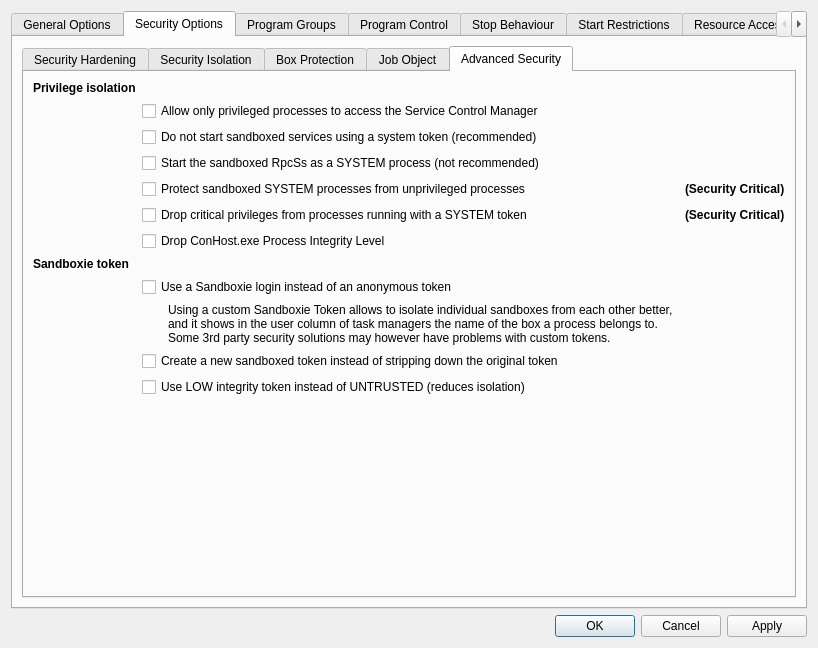
sandboxie-plus/Sandboxie, file SandboxiePlus/SandMan/Forms/OptionsWindow.ui: the form before one commit.
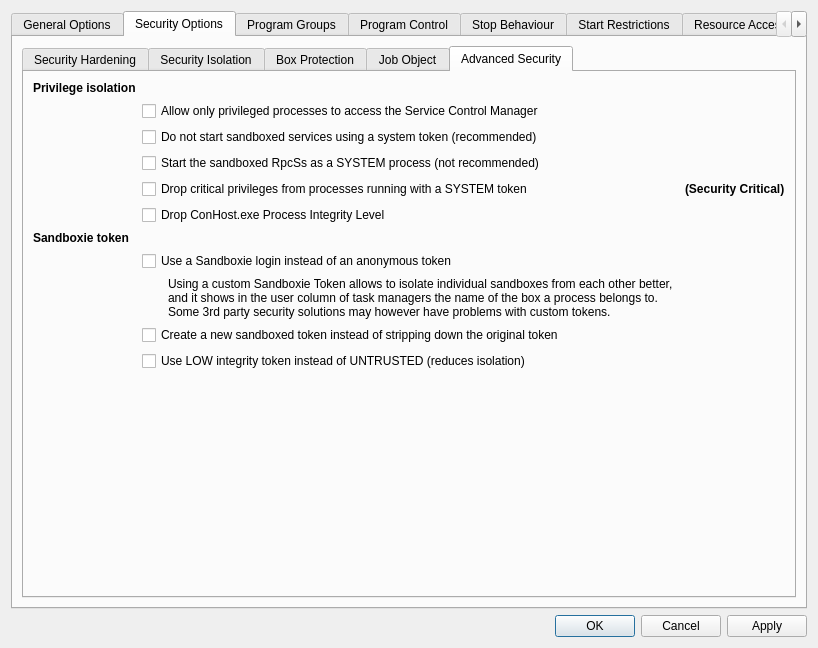
The form after the commit. The open tabs and pages were chosen to show the change.

What changed in the file:
```diff
--- a/SandboxiePlus/SandMan/Forms/OptionsWindow.ui
+++ b/SandboxiePlus/SandMan/Forms/OptionsWindow.ui
@@ -2043,14 +2043,97 @@
             <layout class="QGridLayout" name="gridLayout_26">
              <item row="0" column="1">
               <layout class="QGridLayout" name="gridLayout_2">
-               <item row="3" column="1" colspan="3">
-                <widget class="QCheckBox" name="chkElevateRpcss">
+               <item row="4" column="4">
+                <widget class="QLabel" name="label_64">
+                 <property name="font">
+                  <font>
+                   <bold>true</bold>
+                   <kerning>true</kerning>
+                  </font>
+                 </property>
                  <property name="text">
-                  <string>Start the sandboxed RpcSs as a SYSTEM process (not recommended)</string>
+                  <string>(Security Critical)</string>
                  </property>
                 </widget>
                </item>
-               <item row="12" column="1">
+               <item row="6" column="0" colspan="2">
+                <widget class="QLabel" name="lblToken">
+                 <property name="font">
+                  <font>
+                   <bold>true</bold>
+                   <kerning>true</kerning>
+                  </font>
+                 </property>
+                 <property name="toolTip">
+                  <string>Protect the sandbox integrity itself</string>
+                 </property>
+                 <property name="text">
+                  <string>Sandboxie token</string>
+                 </property>
+                </widget>
+               </item>
+               <item row="5" column="1" colspan="2">
+                <widget class="QCheckBox" name="chkDropConHostIntegrity">
+                 <property name="text">
+                  <string>Drop ConHost.exe Process Integrity Level</string>
+                 </property>
+                </widget>
+               </item>
+               <item row="4" column="1" colspan="3">
+                <widget class="QCheckBox" name="chkDropPrivileges">
+                 <property name="text">
+                  <string>Drop critical privileges from processes running with a SYSTEM token</string>
+                 </property>
+                </widget>
+               </item>
+               <item row="0" column="0">
+                <widget class="QLabel" name="lblPrivilege">
+                 <property name="font">
+                  <font>
+                   <bold>true</bold>
+                   <kerning>true</kerning>
+                  </font>
+                 </property>
+                 <property name="toolTip">
+                  <string>Protect the sandbox integrity itself</string>
+                 </property>
+                 <property name="text">
+                  <string>Privilege isolation</string>
+                 </property>
+                </widget>
+               </item>
+               <item row="2" column="1" colspan="3">
+                <widget class="QCheckBox" name="chkRestrictServices">
+                 <property name="text">
+                  <string>Do not start sandboxed services using a system token (recommended)</string>
+                 </property>
+                </widget>
+               </item>
+               <item row="12" column="2">
+                <spacer name="horizontalSpacer_13">
+                 <property name="orientation">
+                  <enum>Qt::Orientation::Horizontal</enum>
+                 </property>
+                 <property name="sizeHint" stdset="0">
+                  <size>
+                   <width>40</width>
+                   <height>20</height>
+                  </size>
+                 </property>
+                </spacer>
+               </item>
+               <item row="10" column="1" colspan="4">
+                <widget class="QCheckBox" name="chkNotUntrusted">
+                 <property name="toolTip">
+                  <string>By default, Sandboxie runs processes with an UNTRUSTED integrity token for maximum isolation.
+Enabling this option uses a LOW integrity token instead, which may improve compatibility but reduces sandbox isolation and security.</string>
+                 </property>
+                 <property name="text">
+                  <string>Use LOW integrity token instead of UNTRUSTED (reduces isolation)</string>
+                 </property>
+                </widget>
+               </item>
+               <item row="11" column="1">
                 <spacer name="verticalSpacer">
                  <property name="orientation">
                   <enum>Qt::Orientation::Vertical</enum>
@@ -2063,6 +2146,13 @@
                  </property>
                 </spacer>
                </item>
+               <item row="3" column="1" colspan="3">
+                <widget class="QCheckBox" name="chkElevateRpcss">
+                 <property name="text">
+                  <string>Start the sandboxed RpcSs as a SYSTEM process (not recommended)</string>
+                 </property>
+                </widget>
+               </item>
                <item row="1" column="1" colspan="3">
                 <widget class="QCheckBox" name="chkProtectSCM">
                  <property name="text">
@@ -2070,7 +2160,14 @@
                  </property>
                 </widget>
                </item>
-               <item row="9" column="2" colspan="2">
+               <item row="7" column="1" colspan="4">
+                <widget class="QCheckBox" name="chkSbieLogon">
+                 <property name="text">
+                  <string>Use a Sandboxie login instead of an anonymous token</string>
+                 </property>
+                </widget>
+               </item>
+               <item row="8" column="2" colspan="2">
                 <widget class="QLabel" name="label_74">
                  <property name="text">
                   <string>Using a custom Sandboxie Token allows to isolate individual sandboxes from each other better, and it shows in the user column of task managers the name of the box a process belongs to. Some 3rd party security solutions may however have problems with custom tokens.</string>
@@ -2080,93 +2177,7 @@
                  </property>
                 </widget>
                </item>
-               <item row="0" column="0">
-                <widget class="QLabel" name="lblPrivilege">
-                 <property name="font">
-                  <font>
-                   <bold>true</bold>
-                   <kerning>true</kerning>
-                  </font>
-                 </property>
-                 <property name="toolTip">
-                  <string>Protect the sandbox integrity itself</string>
-                 </property>
-                 <property name="text">
-                  <string>Privilege isolation</string>
-                 </property>
-                </widget>
-               </item>
-               <item row="13" column="2">
-                <spacer name="horizontalSpacer_13">
-                 <property name="orientation">
-                  <enum>Qt::Orientation::Horizontal</enum>
-                 </property>
-                 <property name="sizeHint" stdset="0">
-                  <size>
-                   <width>40</width>
-                   <height>20</height>
-                  </size>
-                 </property>
-                </spacer>
-               </item>
-               <item row="8" column="1" colspan="4">
-                <widget class="QCheckBox" name="chkSbieLogon">
-                 <property name="text">
-                  <string>Use a Sandboxie login instead of an anonymous token</string>
-                 </property>
-                </widget>
-               </item>
-               <item row="2" column="1" colspan="3">
-                <widget class="QCheckBox" name="chkRestrictServices">
-                 <property name="text">
-                  <string>Do not start sandboxed services using a system token (recommended)</string>
-                 </property>
-                </widget>
-               </item>
-               <item row="4" column="4">
-                <widget class="QLabel" name="label_65">
-                 <property name="font">
-                  <font>
-                   <bold>true</bold>
-                   <kerning>true</kerning>
-                  </font>
-                 </property>
-                 <property name="text">
-                  <string>(Security Critical)</string>
-                 </property>
-                </widget>
-               </item>
-               <item row="7" column="0" colspan="2">
-                <widget class="QLabel" name="lblToken">
-                 <property name="font">
-                  <font>
-                   <bold>true</bold>
-                   <kerning>true</kerning>
-                  </font>
-                 </property>
-                 <property name="toolTip">
-                  <string>Protect the sandbox integrity itself</string>
-                 </property>
-                 <property name="text">
-                  <string>Sandboxie token</string>
-                 </property>
-                </widget>
-               </item>
-               <item row="5" column="1" colspan="3">
-                <widget class="QCheckBox" name="chkDropPrivileges">
-                 <property name="text">
-                  <string>Drop critical privileges from processes running with a SYSTEM token</string>
-                 </property>
-                </widget>
-               </item>
-               <item row="4" column="1" colspan="3">
-                <widget class="QCheckBox" name="chkProtectSystem">
-                 <property name="text">
-                  <string>Protect sandboxed SYSTEM processes from unprivileged processes</string>
-                 </property>
-                </widget>
-               </item>
-               <item row="10" column="1" colspan="4">
+               <item row="9" column="1" colspan="4">
                 <widget class="QCheckBox" name="chkCreateToken">
                  <property name="toolTip">
                   <string>Checked: A local group will also be added to the newly created sandboxed token, which allows addressing all sandboxes at once. Would be useful for auditing policies.
@@ -2180,37 +2191,6 @@
                  </property>
                 </widget>
                </item>
-               <item row="6" column="1" colspan="2">
-                <widget class="QCheckBox" name="chkDropConHostIntegrity">
-                 <property name="text">
-                  <string>Drop ConHost.exe Process Integrity Level</string>
-                 </property>
-                </widget>
-               </item>
-               <item row="5" column="4">
-                <widget class="QLabel" name="label_64">
-                 <property name="font">
-                  <font>
-                   <bold>true</bold>
-                   <kerning>true</kerning>
-                  </font>
-                 </property>
-                 <property name="text">
-                  <string>(Security Critical)</string>
-                 </property>
-                </widget>
-               </item>
-               <item row="11" column="1" colspan="4">
-                <widget class="QCheckBox" name="chkNotUntrusted">
-                 <property name="toolTip">
-                  <string>By default, Sandboxie runs processes with an UNTRUSTED integrity token for maximum isolation.
-Enabling this option uses a LOW integrity token instead, which may improve compatibility but reduces sandbox isolation and security.</string>
-                 </property>
-                 <property name="text">
-                  <string>Use LOW integrity token instead of UNTRUSTED (reduces isolation)</string>
-                 </property>
-                </widget>
-               </item>
               </layout>
              </item>
             </layout>
```
